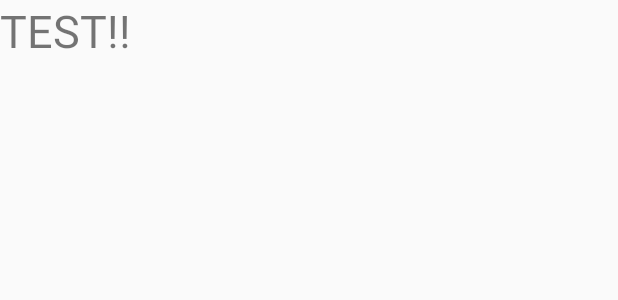
After one commit to michaelzyc9/ApartmentGuide, an Android app: the layout fragment_list_view.xml on its own in the app's theme, with its tools: preview values and no code run, on a phone screen of 412 x 824 dp. The commit adds this screen. Shown: the top 300 px of the screen. Run offline under Robolectric (Android 15) with nearby library versions, the phone set to English and light mode, and no system bars.

Commit message:
added list view fragment

```diff
--- /dev/null
+++ b/app/src/main/res/layout/fragment_list_view.xml
@@ -0,0 +1,16 @@
+<?xml version="1.0" encoding="utf-8"?>
+<FrameLayout xmlns:android="http://schemas.android.com/apk/res/android"
+    xmlns:tools="http://schemas.android.com/tools"
+    android:id="@+id/list_view_fragment"
+    android:layout_width="match_parent"
+    android:layout_height="match_parent"
+    tools:context=".ListViewFragment">
+
+    <!-- TODO: Update blank fragment layout -->
+    <TextView
+        android:layout_width="match_parent"
+        android:layout_height="match_parent"
+        android:text="@string/hello_blank_fragment"
+        android:textSize="30sp" />
+
+</FrameLayout>
--- a/app/src/main/res/values/strings.xml
+++ b/app/src/main/res/values/strings.xml
@@ -5,4 +5,7 @@
     <string name="list_view">List View</string>
     <string name="thumbnail_view">Thumbnail View</string>
     <string name="map">Map</string>
+
+    <!-- TODO: Remove or change this placeholder text -->
+    <string name="hello_blank_fragment">TEST!!</string>
 </resources>
```
Also changed, not shown: app/src/main/java/com/example/apartmentguide/ListViewFragment.java (added, +108 -0 lines), app/src/main/java/com/example/apartmentguide/MainActivity.java (+17 -5 lines), app/src/main/res/layout/activity_main.xml (+8 -0 lines).
